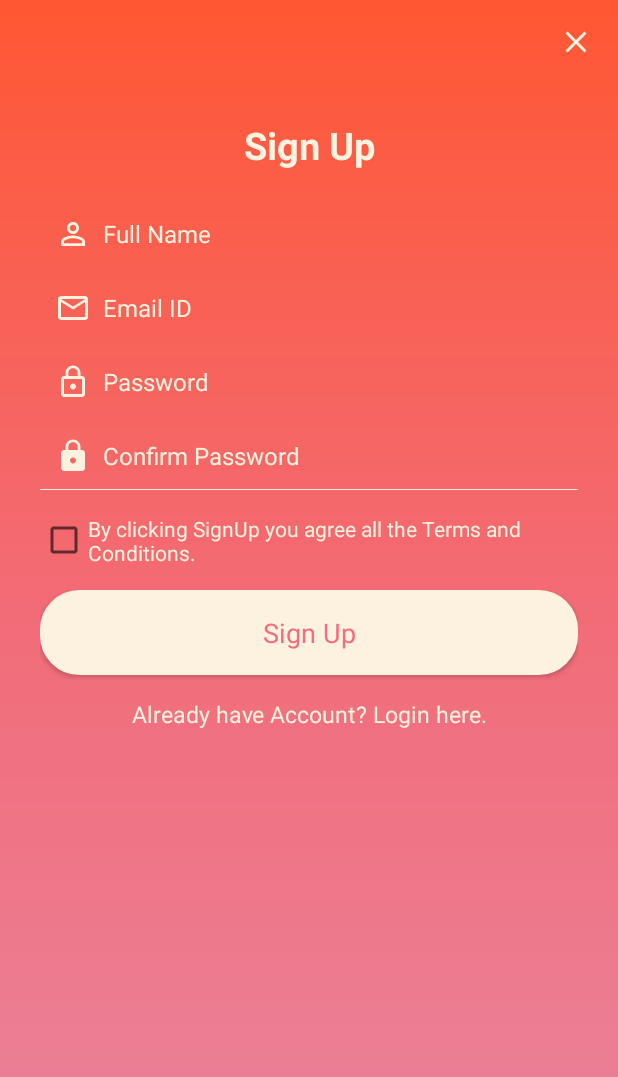
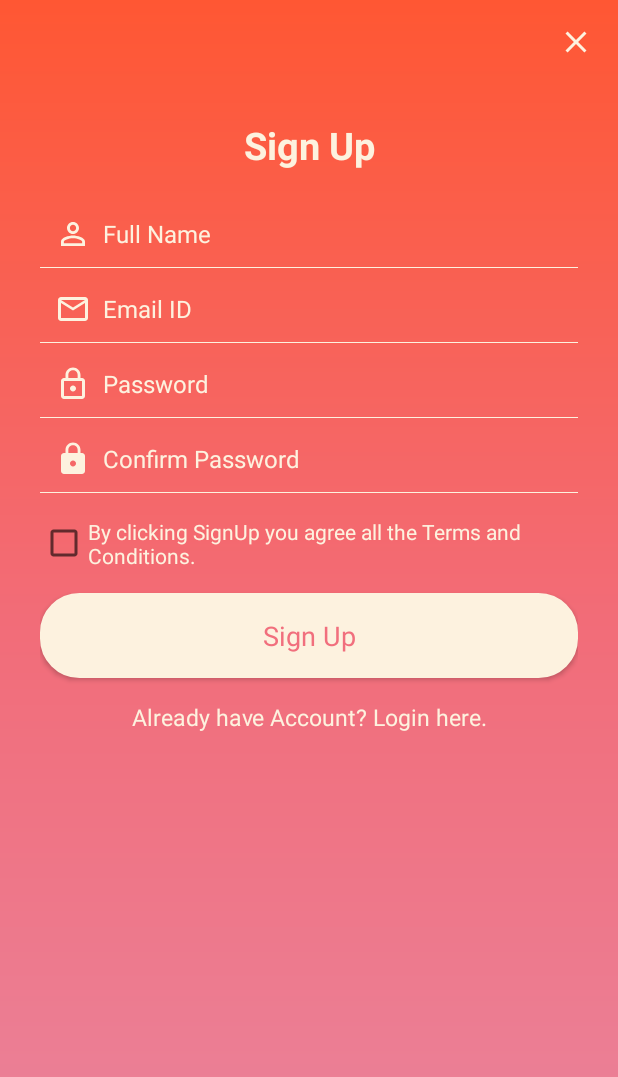
Before and after one commit to rr00232/trackohol, an Android app: the fragment SignUp_Fragment placed in its activity, on a phone screen of 412 x 824 dp. Shown: the top 1077 px of the screen. Run offline under Robolectric (Android 15) with nearby library versions, the phone set to English and light mode, and no system bars; 1 statement that could not run was skipped.

```diff
--- a/app/src/main/res/layout/signup_layout.xml
+++ b/app/src/main/res/layout/signup_layout.xml
@@ -32,6 +32,10 @@
         android:textColorHint="@color/lightorange"
         android:textSize="16sp" />
 
+    <View
+        android:layout_width="fill_parent"
+        android:layout_height="0.5dp"
+        android:background="@color/lightorange"/>
 
 
     <EditText
@@ -51,6 +55,10 @@
         android:textColorHint="@color/lightorange"
         android:textSize="16sp" />
 
+    <View
+        android:layout_width="fill_parent"
+        android:layout_height="0.5dp"
+        android:background="@color/lightorange"/>
 
 
     <EditText
@@ -69,6 +77,11 @@
         android:textColor="@color/lightorange"
         android:textColorHint="@color/lightorange"
         android:textSize="16sp" />
+
+    <View
+        android:layout_width="fill_parent"
+        android:layout_height="0.5dp"
+        android:background="@color/lightorange"/>
 
 
     <EditText
```
